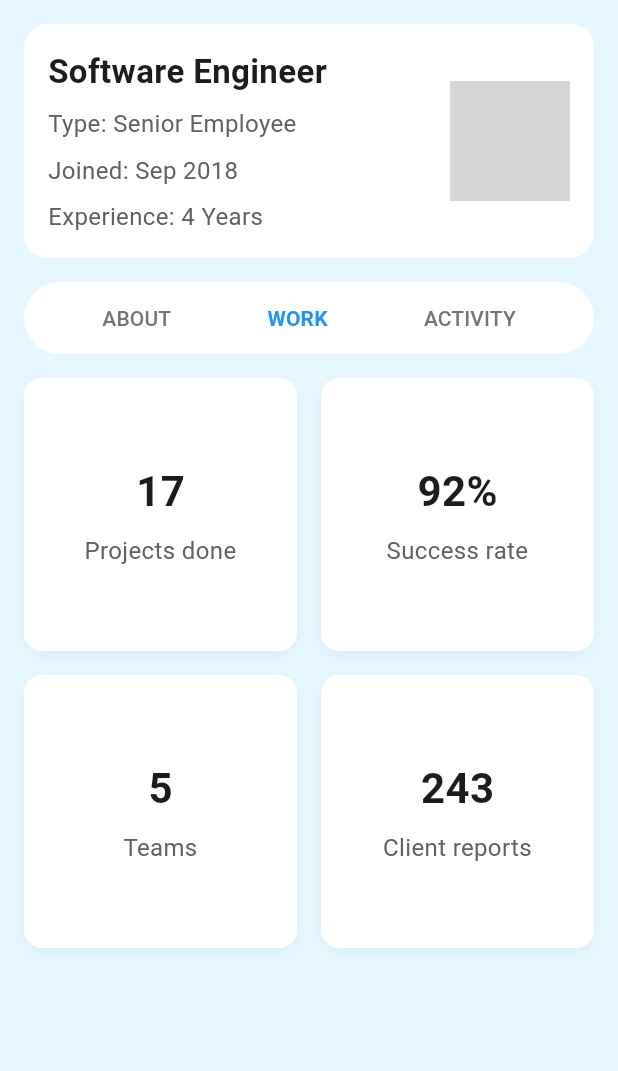
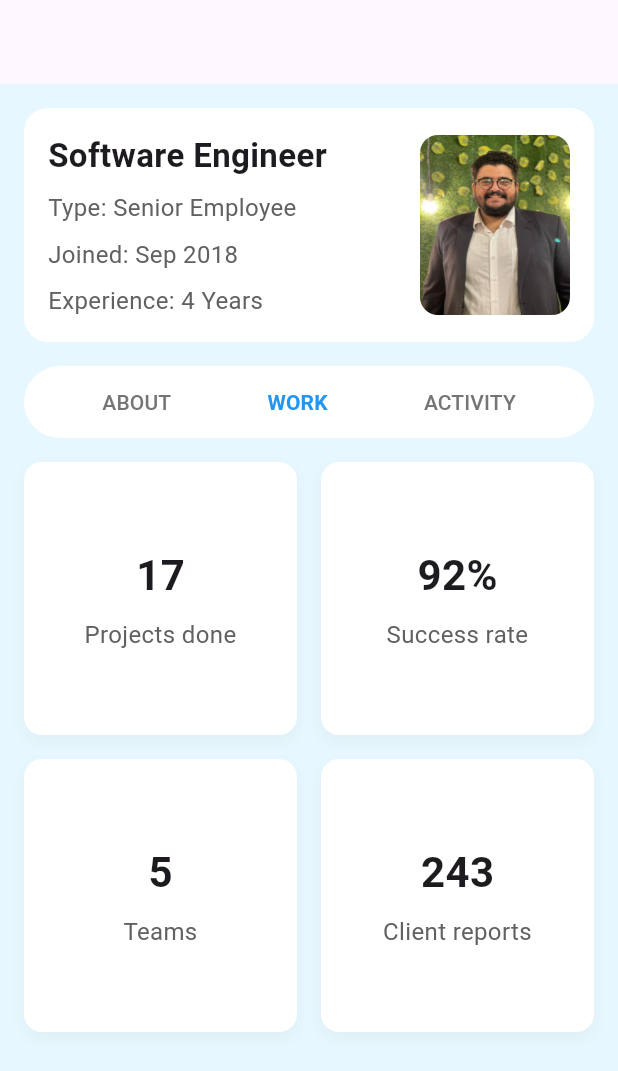
Before and after one commit to andrew-oopey8/flutter_home_work, a Flutter app: the screen it shows after launch, on a phone screen of 412 x 824 dp. Shown: the top 1071 px of the screen. Run offline on Flutter 3.47's test engine with Material 3 defaults, Android fonts, the phone set to English and light mode, and no system bars; grey boxes are pictures that could not be loaded.

Commit message:
editing flutter project and i will enhance it later

```diff
--- a/flutter_projects/flutter_01_task_ui/lib/widgets/home_screen.dart
+++ b/flutter_projects/flutter_01_task_ui/lib/widgets/home_screen.dart
@@ -6,6 +6,7 @@ class MyHomePage extends StatelessWidget {
   @override
   Widget build(BuildContext context) {
     return Scaffold(
+      appBar: AppBar(),
       backgroundColor: const Color(0xFFE6F7FF), // Light blue background
       body: Center(
         child: Padding(
@@ -66,11 +67,11 @@ class MyHomePage extends StatelessWidget {
                         ),
                         ClipRRect(
                           borderRadius: BorderRadius.circular(12.0),
-                          child: Image.network(
-                            'https://via.placeholder.com/80',
-                            height: 80,
-                            width: 80,
-                            fit: BoxFit.cover,
+                          child: Image.asset(
+                            'images/me.jpg',
+                            height: 120,
+                            width: 100,
+                            fit: BoxFit.fill,
                           ),
                         ),
                       ],
--- a/flutter_projects/flutter_01_task_ui/pubspec.yaml
+++ b/flutter_projects/flutter_01_task_ui/pubspec.yaml
@@ -59,8 +59,8 @@ flutter:
   uses-material-design: true
 
   # To add assets to your application, add an assets section, like this:
-  # assets:
-  #   - images/a_dot_burr.jpeg
+  assets:
+    - images/me.jpg
   #   - images/a_dot_ham.jpeg
 
   # An image asset can refer to one or more resolution-specific "variants", see
```
Also changed, not shown: flutter_projects/flutter_01_task_ui/images/me.jpg (added), flutter_projects/flutter_01_task_ui/pubspec.lock, 1 other file.
